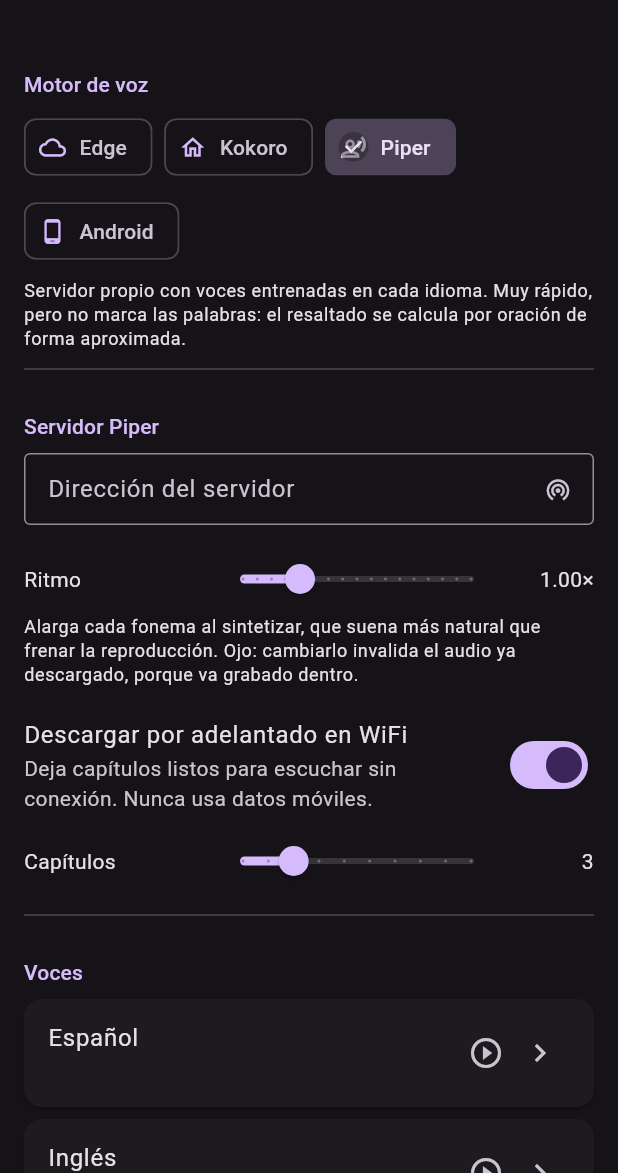
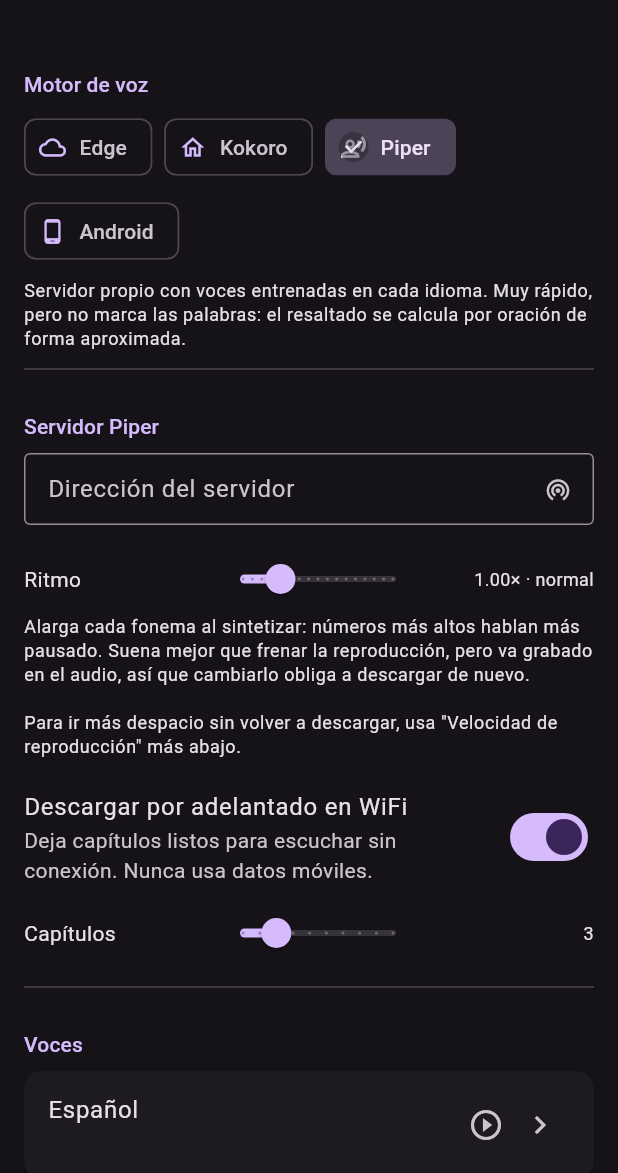
Before and after one commit to PedroSolorzano/voicex-movil, a Flutter app: the SettingsScreen screen opened by its route, after a tap on "Kokoro", after a tap on "Piper", on a phone screen of 412 x 824 dp, the part 63-1236 px from its top. Run offline on Flutter 3.47's test engine with Material 3 defaults, Android fonts, the phone set to English and light mode, and no system bars; our stand-ins replace audio_service, connectivity_plus, file_picker, flutter_riverpod, flutter_tts, go_router and 5 more; missing offline and left inert: audio_session, epubx; accounts and stored records are empty; statements that could not run were skipped.

Commit message:
Arreglar tres fallos que destapó el diagnóstico de caché en el teléfono
El deslizador de Ritmo iba al revés de como se leía
- length_scale es *longitud de fonema*: números altos hablan más pausado. Estaba
  etiquetado como "1.00×", que se lee como multiplicador de velocidad, así que
  buscando una lectura más lenta se baja el valor y se obtiene lo contrario.
  Medido: 1.00 → 18,6 s, 1.25 → 21,2 s del mismo párrafo.
- Ahora muestra "1.25× · pausado" y el texto explica la dirección, además de
  señalar que para ir más despacio sin volver a descargar está la velocidad de
  reproducción, que no re-sintetiza.
- Al soltar el deslizador avisa si con ese ritmo dejan de usarse párrafos ya
  descargados. El ritmo forma parte de la clave de caché porque va grabado en
  el audio, y mover el control orfanaba descargas en silencio.

La clave de Edge usaba la voz del motor equivocado
- _cacheKeyFor('edge', ...) resolvía la voz con settings.voiceFor(), que mira el
  motor *seleccionado*. Con Piper activo la clave de repliegue salía "edge-",
  vacía, porque Piper no tiene identificador de voz. Nuevo voiceForEngine().

La migración etiquetó descargas de Kokoro como si fueran de Edge
- La regla "sin prefijo → edge" se tragó las claves anteriores de Kokoro, que
  son identificadores como af_bella o ef_dora. Ahora se reconocen por patrón y
  se reparan las filas ya mal etiquetadas por la versión anterior de la
  migración, que en el dispositivo de prueba eran 27 párrafos descargados.

Co-Authored-By: Claude Opus 5 (1M context) <noreply@anthropic.com>

```diff
--- a/lib/config/settings.dart
+++ b/lib/config/settings.dart
@@ -99,9 +99,16 @@ class AppSettings {
     this.followAudioScroll = true,
   });
 
-  /// Voice id for [lang], honouring an explicit choice before the gender map.
-  String voiceFor(String lang) {
-    switch (ttsProvider) {
+  /// Voice id for [lang] under the engine currently selected.
+  String voiceFor(String lang) => voiceForEngine(ttsProvider, lang);
+
+  /// Voice id for [lang] under a specific [engine].
+  ///
+  /// Needed because the cache key names the engine that produced the audio,
+  /// which is not always the selected one: a fallback to Edge must be keyed
+  /// with Edge's voice, not with whatever Kokoro or Piper would have used.
+  String voiceForEngine(String engine, String lang) {
+    switch (engine) {
       case 'kokoro':
         final v = lang == 'es' ? kokoroVoiceEs : kokoroVoiceEn;
         return v.isNotEmpty ? v : 'af_bella';
@@ -112,7 +119,7 @@ class AppSettings {
         final explicit = lang == 'es' ? edgeVoiceEs : edgeVoiceEn;
         if (explicit.isNotEmpty) return explicit;
     }
-    return resolveVoice(ttsProvider, lang, gender);
+    return resolveVoice(engine, lang, gender);
   }
 
   /// True when a Kokoro server has been configured at all.
--- a/lib/ui/screens/settings_screen.dart
+++ b/lib/ui/screens/settings_screen.dart
@@ -219,13 +219,25 @@ class _SettingsScreenState extends ConsumerState<SettingsScreen> {
                   min: 0.8,
                   max: 1.6,
                   divisions: 16,
-                  display: '${s.piperLengthScale.toStringAsFixed(2)}×',
+                  // Named, not just numbered: this is phoneme *length*, so a
+                  // higher number is slower — the opposite of what a bare "×"
+                  // suggests, and a reader chasing a slower voice will reach
+                  // for the low end and get a faster one.
+                  display: _paceLabel(s.piperLengthScale),
                   onChanged: (v) => _update(s.copyWith(piperLengthScale: v)),
+                  // The pace is part of the cache key because Piper bakes it
+                  // into the samples. Moving the slider by accident silently
+                  // orphans every download made at the previous pace, which is
+                  // exactly how hours of audio went missing during testing.
+                  onChangeEnd: (v) => _warnPaceInvalidates(v),
                 ),
                 Text(
-                  'Alarga cada fonema al sintetizar, que suena más natural que '
-                  'frenar la reproducción. Ojo: cambiarlo invalida el audio ya '
-                  'descargado, porque va grabado dentro.',
+                  'Alarga cada fonema al sintetizar: números más altos hablan '
+                  'más pausado. Suena mejor que frenar la reproducción, pero va '
+                  'grabado en el audio, así que cambiarlo obliga a descargar de '
+                  'nuevo.\n\n'
+                  'Para ir más despacio sin volver a descargar, usa "Velocidad '
+                  'de reproducción" más abajo.',
                   style: Theme.of(context).textTheme.bodySmall,
                 ),
               ],
@@ -475,6 +487,33 @@ class _SettingsScreenState extends ConsumerState<SettingsScreen> {
     setState(() => _saving = false);
     ScaffoldMessenger.of(context)
         .showSnackBar(const SnackBar(content: Text('Ajustes guardados')));
+  }
+
+  /// "1.25× · pausado". The number alone reads backwards for phoneme length.
+  static String _paceLabel(double value) {
+    final word = switch (value) {
+      < 0.95 => 'rápido',
+      < 1.1 => 'normal',
+      < 1.35 => 'pausado',
+      _ => 'muy pausado',
+    };
+    return '${value.toStringAsFixed(2)}× · $word';
+  }
+
+  /// Warns once when the Piper pace moves away from what was downloaded.
+  Future<void> _warnPaceInvalidates(double value) async {
+    final downloaded = await _cacheRepo.countPinnedForPrefix('piper-');
+    if (!mounted || downloaded == 0) return;
+
+    final tag = 'piper-${value.toStringAsFixed(2)}'.replaceAll('.', '_');
+    final atThisPace = await _cacheRepo.countPinnedForPrefix(tag);
+    if (!mounted || atThisPace > 0) return;
+
+    ScaffoldMessenger.of(context).showSnackBar(SnackBar(
+      duration: const Duration(seconds: 6),
+      content: Text('Con este ritmo no se usarán los $downloaded párrafos ya '
+          'descargados: el ritmo va grabado en el audio.'),
+    ));
   }
 
   Future<void> _clearCache() async {
@@ -732,6 +771,7 @@ class _LabelledSlider extends StatelessWidget {
   final int divisions;
   final String display;
   final ValueChanged<double> onChanged;
+  final ValueChanged<double>? onChangeEnd;
 
   const _LabelledSlider({
     required this.label,
@@ -741,6 +781,7 @@ class _LabelledSlider extends StatelessWidget {
     required this.divisions,
     required this.display,
     required this.onChanged,
+    this.onChangeEnd,
   });
 
   @override
@@ -755,11 +796,16 @@ class _LabelledSlider extends StatelessWidget {
               divisions: divisions,
               label: display,
               onChanged: onChanged,
+              onChangeEnd: onChangeEnd,
             ),
           ),
           SizedBox(
-              width: 56,
-              child: Text(display, textAlign: TextAlign.end)),
+            width: 108,
+            child: Text(display,
+                textAlign: TextAlign.end,
+                maxLines: 2,
+                style: const TextStyle(fontSize: 12)),
+          ),
         ],
       );
 }
```
Also changed, not shown: lib/storage/repositories.dart (+25 -1 lines), lib/ui/providers/reader_provider.dart (+5 -4 lines).
